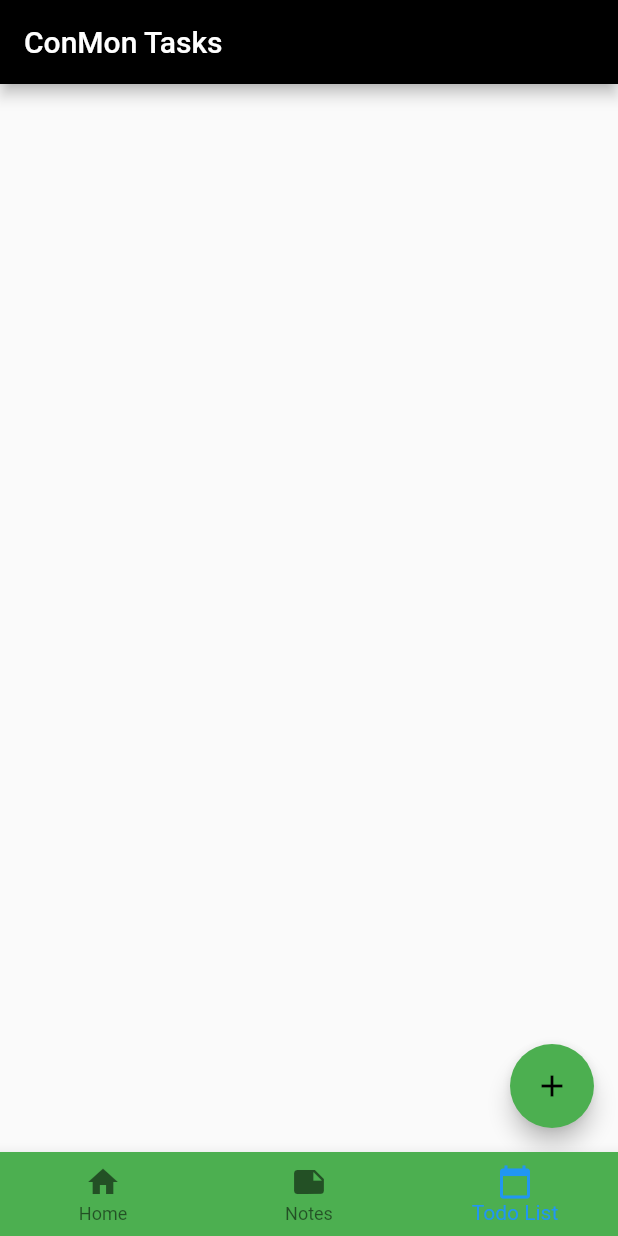
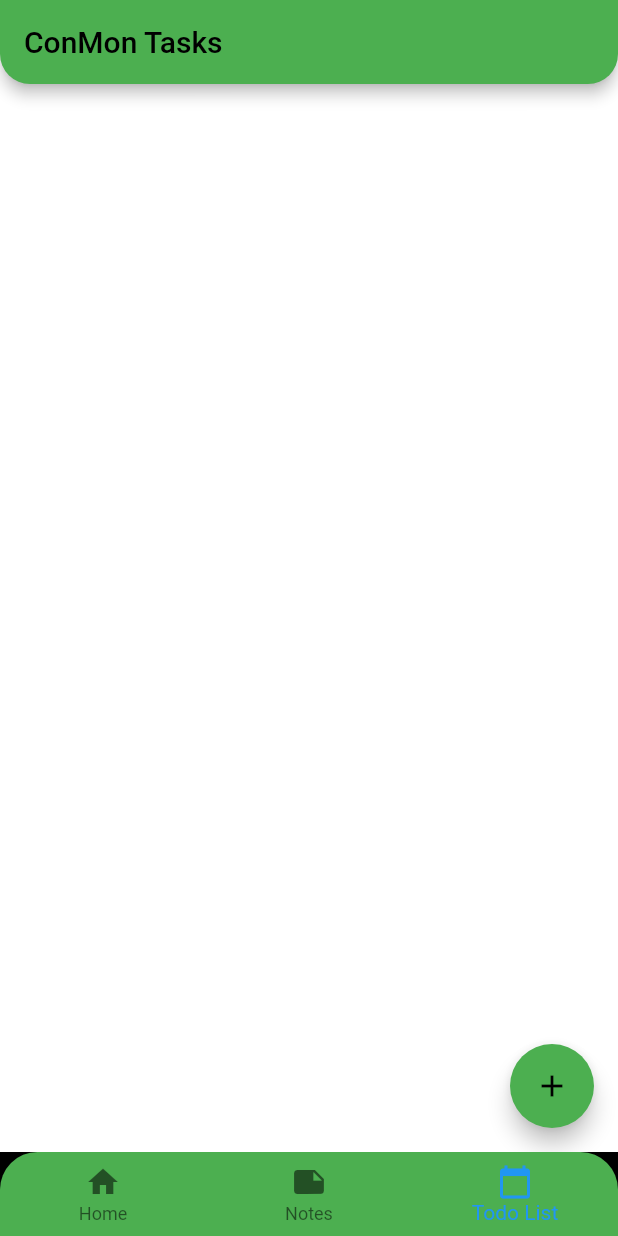
Before and after one commit to NoTeX25/ControlSecurity, a Flutter app: the BottomNav screen opened directly, item 3 of the bottom bar chosen, on a phone screen of 412 x 824 dp. Run offline on Flutter 3.47's test engine with Material 2 defaults, Android fonts, the phone set to English and light mode, and no system bars; our stand-ins replace webview_flutter.

Commit message:
Slight design changes and added ConMon Tracking todo list (need to change from stateful to stateless)

```diff
--- a/ControlSecurity/lib/bottomNav.dart
+++ b/ControlSecurity/lib/bottomNav.dart
@@ -20,7 +20,7 @@ class BottomNavState extends State<BottomNav>{
   int _currentIndex = 0;
   final List<Widget> _children = [
     Dashboard(),
-    PlaceholderWidget(Colors.black),
+    Notes(),
     ConmonTracking(),
   ];
 
@@ -29,24 +29,43 @@ class BottomNavState extends State<BottomNav>{
     return Scaffold(
       backgroundColor: Colors.black,
       body: _children[_currentIndex],
-      bottomNavigationBar: BottomNavigationBar(
+      bottomNavigationBar: Container(
+        decoration: BoxDecoration(
+          borderRadius: BorderRadius.only(
+            topLeft: Radius.circular(40),
+            topRight: Radius.circular(40),
+          ),
+          //boxShadow can be placed here:
+        ),
+        child: ClipRRect(
+          borderRadius: BorderRadius.only(
+            topLeft: Radius.circular(25),
+            topRight: Radius.circular(25),
+          ),
+          child: BottomNavigationBar(
         onTap: onTabTapped,
         backgroundColor: Colors.green,
         currentIndex: _currentIndex,
         items: [
           BottomNavigationBarItem(
+
             icon: new Icon(Icons.home),
+            // ignore: deprecated_member_use
             title: new Text('Home'),
           ),
           BottomNavigationBarItem(
             icon: new Icon(Icons.note),
+            // ignore: deprecated_member_use
             title: new Text('Notes'),
           ),
           BottomNavigationBarItem(
             icon: new Icon(Icons.calendar_today),
+            // ignore: deprecated_member_use
             title: new Text('Todo List'),
           ),
         ],
+      ),
+        ),
       ),
     );
   }
```
Also changed, not shown: ControlSecurity/lib/conmonTracking.dart (+94 -17 lines), ControlSecurity/lib/notes.dart (+14 -2 lines).
